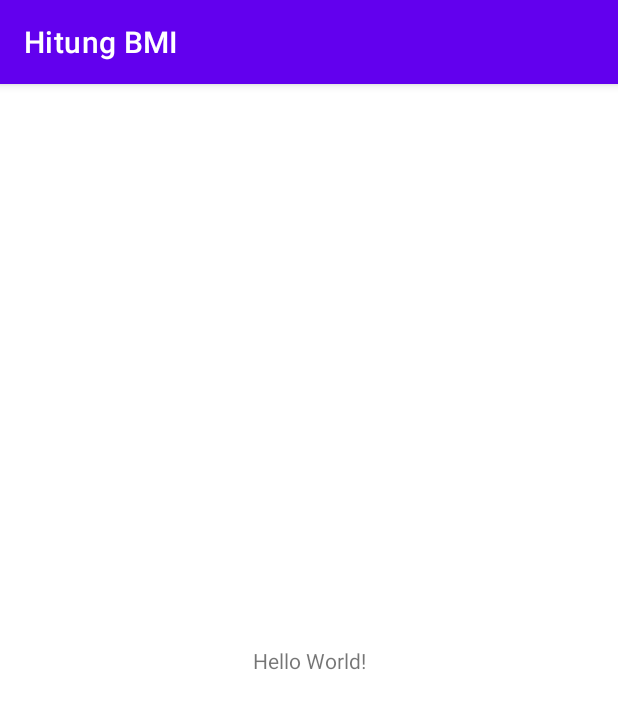
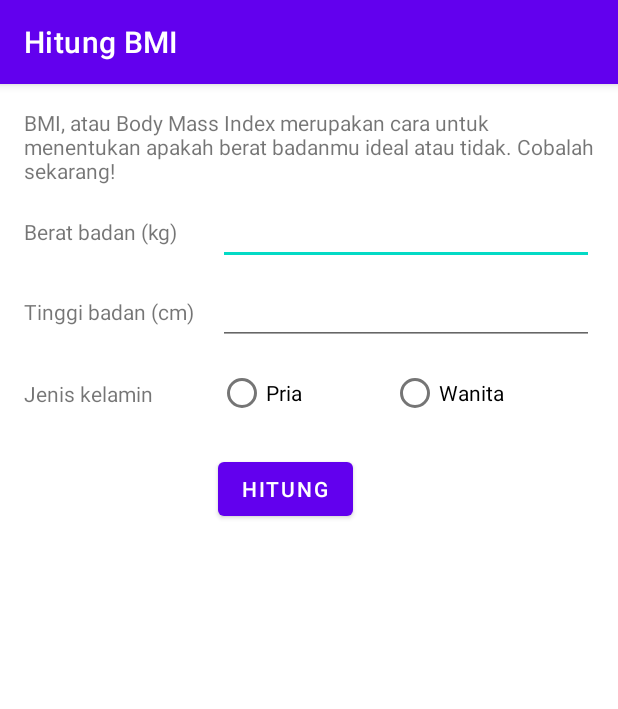
Before and after one commit to indraazimi/hitung-bmi, an Android app: the screen it shows after launch (MainActivity), on a phone screen of 412 x 824 dp. Shown: the top 709 px of the screen. Run offline under Robolectric (Android 15) with nearby library versions, the phone set to English and light mode, and no system bars.

Commit message:
Membuat form perhitungan BMI

```diff
--- a/app/src/main/res/layout/activity_main.xml
+++ b/app/src/main/res/layout/activity_main.xml
@@ -16,12 +16,103 @@
     tools:context=".MainActivity">
 
     <TextView
+        android:id="@+id/textView"
+        android:layout_width="0dp"
+        android:layout_height="wrap_content"
+        android:layout_marginStart="16dp"
+        android:layout_marginTop="16dp"
+        android:layout_marginEnd="16dp"
+        android:text="@string/bmi_intro"
+        app:layout_constraintEnd_toEndOf="parent"
+        app:layout_constraintStart_toStartOf="parent"
+        app:layout_constraintTop_toTopOf="parent" />
+
+    <TextView
         android:layout_width="wrap_content"
         android:layout_height="wrap_content"
-        android:text="Hello World!"
-        app:layout_constraintBottom_toBottomOf="parent"
-        app:layout_constraintLeft_toLeftOf="parent"
-        app:layout_constraintRight_toRightOf="parent"
-        app:layout_constraintTop_toTopOf="parent" />
+        android:layout_marginStart="16dp"
+        android:labelFor="@id/beratEditText"
+        android:text="@string/berat_badan"
+        app:layout_constraintBottom_toBottomOf="@+id/beratEditText"
+        app:layout_constraintStart_toStartOf="parent"
+        app:layout_constraintTop_toTopOf="@+id/beratEditText" />
+
+    <EditText
+        android:id="@+id/beratEditText"
+        android:layout_width="0dp"
+        android:layout_height="wrap_content"
+        android:layout_marginStart="16dp"
+        android:layout_marginTop="8dp"
+        android:layout_marginEnd="16dp"
+        android:ems="10"
+        android:inputType="number"
+        app:layout_constraintEnd_toEndOf="parent"
+        app:layout_constraintStart_toEndOf="@+id/textView3"
+        app:layout_constraintTop_toBottomOf="@+id/textView" />
+
+    <TextView
+        android:id="@+id/textView3"
+        android:layout_width="wrap_content"
+        android:layout_height="wrap_content"
+        android:layout_marginStart="16dp"
+        android:labelFor="@id/tinggiEditText"
+        android:text="@string/tinggi_badan"
+        app:layout_constraintBottom_toBottomOf="@+id/tinggiEditText"
+        app:layout_constraintStart_toStartOf="parent"
+        app:layout_constraintTop_toTopOf="@+id/tinggiEditText" />
+
+    <EditText
+        android:id="@+id/tinggiEditText"
+        android:layout_width="0dp"
+        android:layout_height="wrap_content"
+        android:layout_marginTop="8dp"
+        android:layout_marginEnd="16dp"
+        android:ems="10"
+        android:inputType="number"
+        app:layout_constraintEnd_toEndOf="parent"
+        app:layout_constraintStart_toStartOf="@+id/beratEditText"
+        app:layout_constraintTop_toBottomOf="@+id/beratEditText" />
+
+    <TextView
+        android:layout_width="wrap_content"
+        android:layout_height="wrap_content"
+        android:layout_marginStart="16dp"
+        android:text="@string/jenis_kelamin"
+        app:layout_constraintBottom_toBottomOf="@+id/radioGroup"
+        app:layout_constraintStart_toStartOf="parent"
+        app:layout_constraintTop_toTopOf="@+id/radioGroup" />
+
+    <RadioGroup
+        android:id="@+id/radioGroup"
+        android:layout_width="0dp"
+        android:layout_height="wrap_content"
+        android:layout_marginTop="8dp"
+        android:layout_marginEnd="16dp"
+        android:orientation="horizontal"
+        app:layout_constraintEnd_toEndOf="parent"
+        app:layout_constraintStart_toStartOf="@+id/tinggiEditText"
+        app:layout_constraintTop_toBottomOf="@+id/tinggiEditText">
+
+        <RadioButton
+            android:layout_width="wrap_content"
+            android:layout_height="wrap_content"
+            android:layout_weight="1"
+            android:text="@string/pria" />
+
+        <RadioButton
+            android:layout_width="wrap_content"
+            android:layout_height="wrap_content"
+            android:layout_weight="1"
+            android:text="@string/wanita" />
+    </RadioGroup>
+
+    <Button
+        android:id="@+id/button"
+        android:layout_width="wrap_content"
+        android:layout_height="wrap_content"
+        android:layout_marginTop="16dp"
+        android:text="@string/hitung"
+        app:layout_constraintStart_toStartOf="@+id/radioGroup"
+        app:layout_constraintTop_toBottomOf="@+id/radioGroup" />
 
 </androidx.constraintlayout.widget.ConstraintLayout>
--- a/app/src/main/res/values/strings.xml
+++ b/app/src/main/res/values/strings.xml
@@ -9,4 +9,12 @@
 
 <resources>
     <string name="app_name">Hitung BMI</string>
+
+    <string name="bmi_intro">BMI, atau Body Mass Index merupakan cara untuk menentukan apakah berat badanmu ideal atau tidak. Cobalah sekarang!</string>
+    <string name="berat_badan">Berat badan (kg)</string>
+    <string name="tinggi_badan">Tinggi badan (cm)</string>
+    <string name="jenis_kelamin">Jenis kelamin</string>
+    <string name="pria">Pria</string>
+    <string name="wanita">Wanita</string>
+    <string name="hitung">Hitung</string>
 </resources>
```
